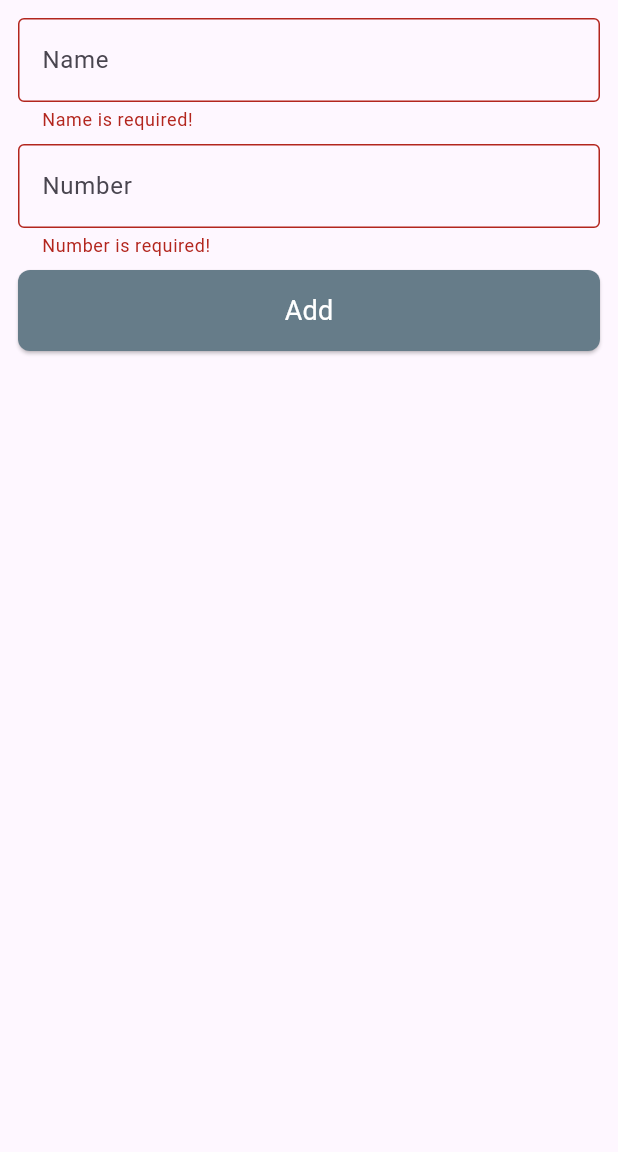
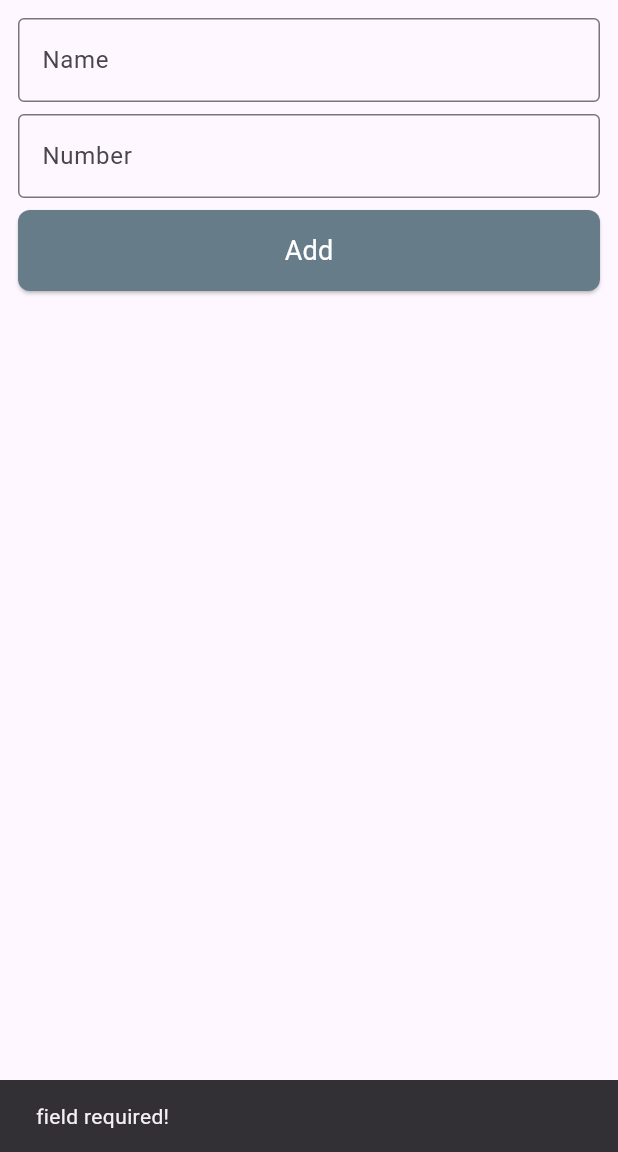
Before and after one commit to Mobarak24/contact_list_assignment, a Flutter app: the screen it shows after launch, after a tap on "Add", on a phone screen of 412 x 824 dp, the part 84-1236 px from its top. Run offline on Flutter 3.47's test engine with Material 3 defaults, Android fonts, the phone set to English and light mode, and no system bars.

Commit message:
code updated

```diff
--- a/lib/ui/screen/contact_list_screen.dart
+++ b/lib/ui/screen/contact_list_screen.dart
@@ -15,7 +15,6 @@ class _ContactListScreenState extends State<ContactListScreen> {
   final TextEditingController _numberTEController = TextEditingController();
   List<Model> contactList = [];
 
-  final GlobalKey<FormState> _formKey = GlobalKey<FormState>();
 
   @override
   Widget build(BuildContext context) {
@@ -32,28 +31,15 @@ class _ContactListScreenState extends State<ContactListScreen> {
           child: Column(
             children: [
               Form(
-                key: _formKey,
                 child: Column(
                   children: [
-                    TextFormField(
-                      validator: (String? value){
-                        if(value == null || value.trim().isEmpty){
-                          return 'Name is required!';
-                        }
-                        return null;
-                      },
+                    TextField(
                       controller: _nameTEController,
                       decoration: const InputDecoration(hintText: 'Name'),
                       keyboardType: TextInputType.text,
                     ),
                     const SizedBox(height: 8),
-                    TextFormField(
-                      validator: (String? value){
-                        if(value == null || value.trim().isEmpty){
-                          return 'Number is required!';
-                        }
-                        return null;
-                      },
+                    TextField(
                       controller: _numberTEController,
                       decoration: const InputDecoration(hintText: 'Number'),
                       keyboardType: TextInputType.number,
@@ -61,7 +47,12 @@ class _ContactListScreenState extends State<ContactListScreen> {
                     const SizedBox(height: 8),
                     ElevatedButton(
                       onPressed: () {
-                        if (_formKey.currentState!.validate()) {
+                        final name = _nameTEController.text.trim();
+                        final number = _numberTEController.text.trim();
+                        if (name.isEmpty || number.isEmpty) {
+                          ScaffoldMessenger.of(context).showSnackBar(
+                              const SnackBar(content: Text('field required!')));
+                        } else {
                           _addContact();
                         }
                       },
```
